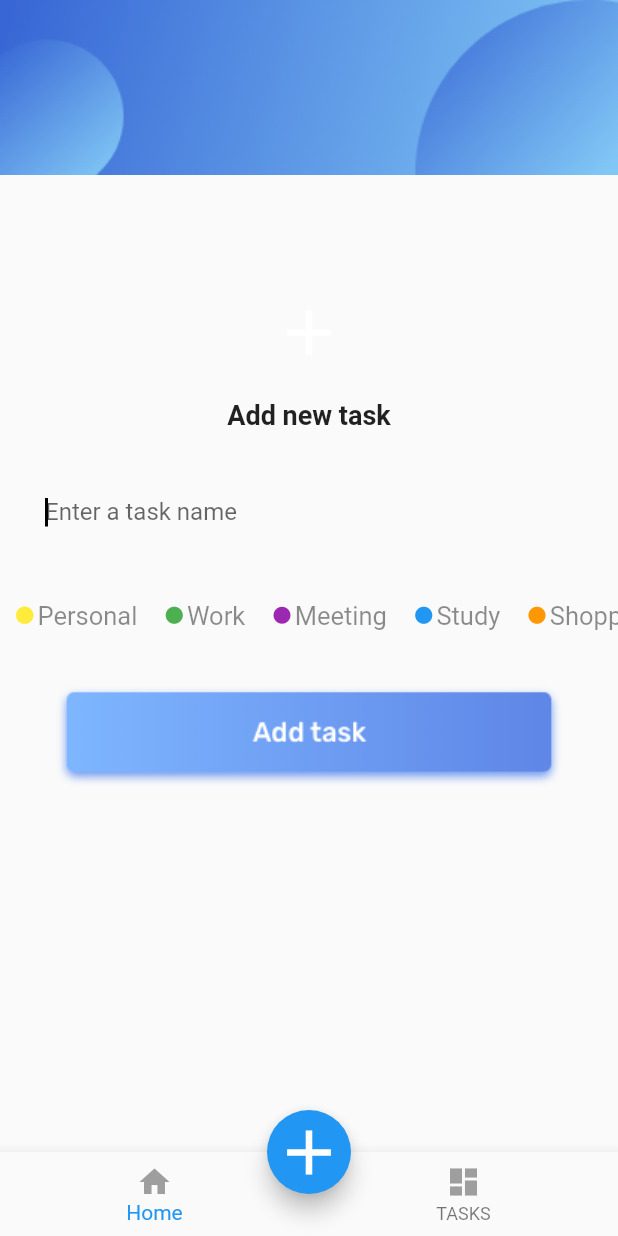
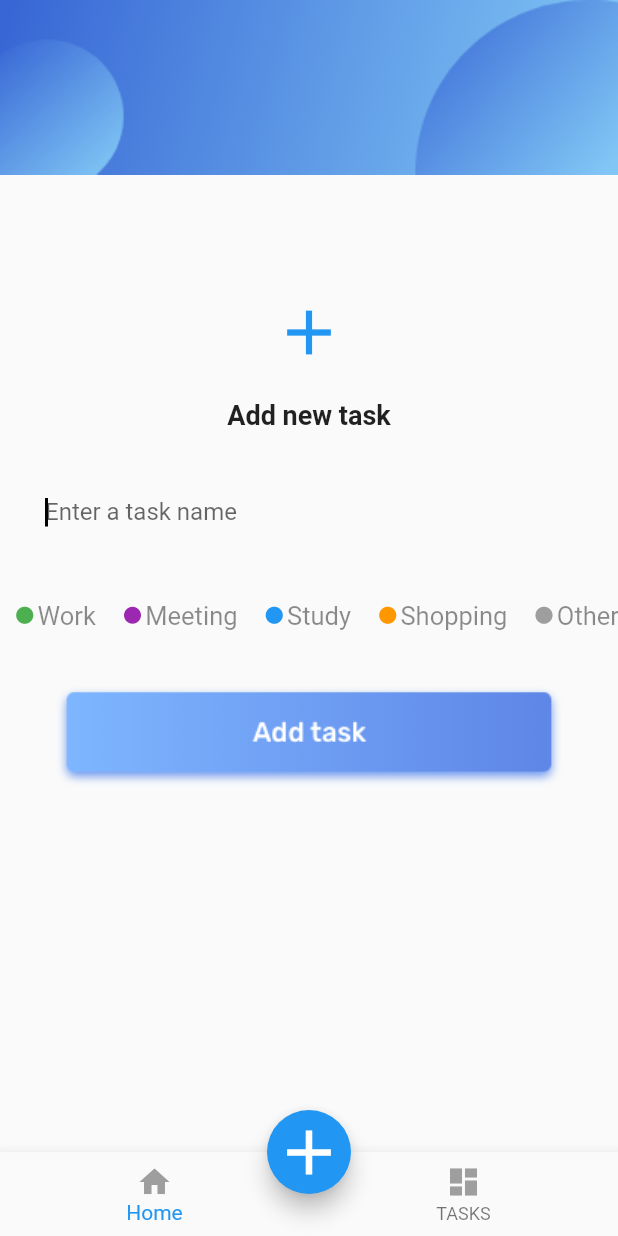
Before and after one commit to MirzayevFarid/DONE., a Flutter app: the homePage screen opened by its route, after a tap on the "add" icon, on a phone screen of 412 x 824 dp. Run offline on Flutter 3.47's test engine with Material 2 defaults, Android fonts, the phone set to English and light mode, and no system bars; our stand-ins replace animated_text_kit, cloud_firestore, firebase_auth, gradient_widgets, modal_progress_hud; missing offline and left inert: date_range_picker; accounts and stored records are empty; statements that could not run were skipped.

Commit message:
Retrieving Data Problem From Firestore Is Solved

```diff
--- a/lib/components/inputField.dart
+++ b/lib/components/inputField.dart
@@ -10,6 +10,7 @@ class inputField extends StatelessWidget {
 
   inputField(this.textInputAction, this.keyboardType, this.hint, this.obscure,
       this.onChanged);
+
   @override
   Widget build(BuildContext context) {
     return TextField(
--- /dev/null
+++ b/lib/components/newCategory.dart
@@ -0,0 +1,41 @@
+import 'package:flutter/material.dart';
+
+class newCategory extends StatelessWidget {
+  String text;
+  Color dotColor;
+  Function onTap;
+
+  newCategory(
+    this.text,
+    this.dotColor,
+    this.onTap,
+  );
+
+  @override
+  Widget build(BuildContext context) {
+    return Padding(
+      padding: const EdgeInsets.all(8.0),
+      child: Container(
+        child: GestureDetector(
+          onTap: onTap,
+          child: Row(
+            children: <Widget>[
+              Icon(
+                Icons.fiber_manual_record,
+                color: dotColor,
+                size: 17,
+              ),
+              Text(
+                text,
+                style: TextStyle(
+                  fontSize: 17,
+                  color: Colors.black45,
+                ),
+              ),
+            ],
+          ),
+        ),
+      ),
+    );
+  }
+}
--- a/lib/homePage.dart
+++ b/lib/homePage.dart
@@ -6,11 +6,12 @@ import 'screens/home.dart';
 
 class homePage extends StatefulWidget {
   static const String id = 'homePage';
+
   @override
-  _homePageState createState() => _homePageState();
+  homePageState createState() => homePageState();
 }
 
-class _homePageState extends State<homePage> {
+class homePageState extends State<homePage> {
   final _auth = FirebaseAuth.instance;
   FirebaseUser loggedInUser;
 
@@ -23,7 +24,7 @@ class _homePageState extends State<homePage> {
   int currentIndex = 0;
   int cIndex = 0;
 
-  void _incrementTab(index) {
+  void incrementTab(index) {
     setState(() {
       currentIndex = index;
       cIndex = index;
@@ -57,7 +58,7 @@ class _homePageState extends State<homePage> {
               title: new Text('TASKS')),
         ],
         onTap: (index) {
-          _incrementTab(index);
+          incrementTab(index);
         },
       ),
       floatingActionButtonLocation: FloatingActionButtonLocation.centerDocked,
--- a/lib/main.dart
+++ b/lib/main.dart
@@ -6,8 +6,12 @@ import 'package:done/homePage.dart';
 import 'screens/splashScreen.dart';
 import 'screens/newTask.dart';
 import 'screens/home.dart';
+import 'package:cloud_firestore/cloud_firestore.dart';
 
-void main() => runApp(MyApp());
+void main() async {
+  Firestore.instance.settings(timestampsInSnapshotsEnabled: true);
+  runApp(MyApp());
+}
 
 class MyApp extends StatelessWidget {
   // This widget is the root of your application.
--- a/lib/screens/home.dart
+++ b/lib/screens/home.dart
@@ -1,6 +1,8 @@
+import 'dart:async';
 import 'package:flutter/material.dart';
 import 'package:cloud_firestore/cloud_firestore.dart';
 import 'package:firebase_auth/firebase_auth.dart';
+import 'dart:io';
 
 class home extends StatefulWidget {
   static const String id = 'home';
@@ -9,15 +11,14 @@ class home extends StatefulWidget {
 }
 
 class _homeState extends State<home> {
-  Future _data;
+  String userUid;
   FirebaseUser loggedInUser;
   final _fireStore = Firestore.instance;
-  String userUid;
 
   final _auth = FirebaseAuth.instance;
   List<Container> messageWidgets = [];
 
-  void getCurrentUser() async {
+  Future getCurrentUser() async {
     final user = await _auth.currentUser();
     if (user != null) {
       loggedInUser = user;
@@ -25,82 +26,65 @@ class _homeState extends State<home> {
     }
   }
 
-  Future getTasks() async {
-    QuerySnapshot qn = await _fireStore
+  getTasks() {
+    return _fireStore
         .document('Userss')
         .collection('$userUid/Tasks')
         .getDocuments();
-    return qn.documents;
   }
+
+  bool boool = false;
+  var tasks;
 
   @override
   void initState() {
-    super.initState();
-    getCurrentUser();
-    build(context);
-  }
+    getCurrentUser().whenComplete(() {
+      getTasks().then((QuerySnapshot docs) {
+        if (docs.documents.isNotEmpty) {
+          setState(() {
+            boool = true;
+            tasks = docs.documents[1].data;
+            for (var taskName in docs.documents) {
+              final taskLabel = taskName.data['Task'];
+              final taskCategory = taskName.data['Category'];
 
-  Container bbuild() {
-    StreamBuilder<QuerySnapshot>(
-        stream: _fireStore
-            .document('Userss')
-            .collection('$userUid/Tasks')
-            .snapshots(),
-        builder: (context, snapshot) {
-          if (snapshot.hasData) {
-            final messages = snapshot.data.documents;
-            for (var message in messages) {
-              final messageText = message.data['Task'];
-              final messageCategory = message.data['Category'];
-
-              //TODO
-              final messageWidget = Container(
+              final messageWidget = new Container(
                 color: Colors.black12,
-                child: Text(messageText),
+                child: Column(
+                  children: <Widget>[
+                    Text(taskLabel),
+                    Text(taskCategory),
+                  ],
+                ),
               );
               messageWidgets.add(messageWidget);
             }
-            return SingleChildScrollView(
-              child: Column(
-                children: messageWidgets,
-              ),
-            );
-          } else {
-            return Column(
-              children: <Widget>[Text('NO DATA')],
-            );
-          }
-        });
+          });
+        }
+      });
+    });
+    super.initState();
   }
 
   @override
   Widget build(BuildContext context) {
-    return Scaffold(
-      body: SafeArea(
-        child: new StreamBuilder<QuerySnapshot>(
-            stream: Firestore.instance
-                .document('Userss')
-                .collection('$userUid/Tasks')
-                .snapshots(),
-            builder:
-                (BuildContext context, AsyncSnapshot<QuerySnapshot> snapshot) {
-              if (!snapshot.hasData) return new Text('Loading...');
-              return new ListView(
-                  children:
-                      snapshot.data.documents.map((DocumentSnapshot document) {
-                return new ListTile(
-                  title: new Text('hi'),
-                  subtitle: new Text(document['Task']),
-                );
-              }).toList());
-            }),
-      ),
-    );
+    return SafeArea(
+        child: Center(
+            child: Column(
+      children: <Widget>[
+        boool
+            ? Column(
+                children: messageWidgets,
+              )
+            : Container(
+                child: Text('Data yoxdur'),
+              ),
+      ],
+    )));
   }
 }
+
 /*
-
-
 
 * Column(
           crossAxisAlignment: CrossAxisAlignment.center,
--- a/lib/screens/newTask.dart
+++ b/lib/screens/newTask.dart
@@ -2,6 +2,8 @@ import 'package:flutter/material.dart';
 import 'package:date_range_picker/date_range_picker.dart' as DateRagePicker;
 import 'package:cloud_firestore/cloud_firestore.dart';
 import 'package:firebase_auth/firebase_auth.dart';
+import 'package:done/components/newCategory.dart';
+import 'package:done/homePage.dart';
 
 class newTask extends StatefulWidget {
   @override
@@ -35,10 +37,8 @@ class _newTaskState extends State<newTask> {
 
   @override
   Widget build(BuildContext context) {
-    String task;
-    String category;
-    String user;
-
+    String task = '';
+    String category = 'Other';
     return Column(
       children: <Widget>[
         Column(
@@ -55,7 +55,7 @@ class _newTaskState extends State<newTask> {
                     SizedBox(height: 80),
                     Icon(
                       Icons.add,
-                      color: Colors.white,
+                      color: Colors.blue,
                       size: 50,
                     ),
                     SizedBox(height: 20),
@@ -90,126 +90,21 @@ class _newTaskState extends State<newTask> {
                         child: ListView(
                           scrollDirection: Axis.horizontal,
                           children: <Widget>[
-                            Padding(
-                              padding: const EdgeInsets.all(8.0),
-                              child: GestureDetector(
-                                onTap: () {
-                                  category = 'Personal';
-                                },
-                                child: Row(
-                                  children: <Widget>[
-                                    Icon(
-                                      Icons.fiber_manual_record,
-                                      color: Colors.yellow,
-                                      size: 17,
-                                    ),
-                                    Text(
-                                      'Personal',
-                                      style: TextStyle(
-                                        fontSize: 17,
-                                        color: Colors.black45,
-                                      ),
-                                    ),
-                                  ],
-                                ),
-                              ),
-                            ),
-                            Padding(
-                              padding: const EdgeInsets.all(8.0),
-                              child: GestureDetector(
-                                onTap: () {
-                                  category = 'work';
-                                },
-                                child: Row(
-                                  children: <Widget>[
-                                    Icon(
-                                      Icons.fiber_manual_record,
-                                      color: Colors.green,
-                                      size: 17,
-                                    ),
-                                    Text(
-                                      'Work',
-                                      style: TextStyle(
-                                        fontSize: 17,
-                                        color: Colors.black45,
-                                      ),
-                                    ),
-                                  ],
-                                ),
-                              ),
-                            ),
-                            Padding(
-                              padding: const EdgeInsets.all(8.0),
-                              child: GestureDetector(
-                                onTap: () {
-                                  category = 'meeting';
-                                },
-                                child: Row(
-                                  children: <Widget>[
-                                    Icon(
-                                      Icons.fiber_manual_record,
-                                      color: Colors.purple,
-                                      size: 17,
-                                    ),
-                                    Text(
-                                      'Meeting',
-                                      style: TextStyle(
-                                        fontSize: 17,
-                                        color: Colors.black45,
-                                      ),
-                                    ),
-                                  ],
-                                ),
-                              ),
-                            ),
-                            Padding(
-                              padding: const EdgeInsets.all(8.0),
-                              child: GestureDetector(
-                                onTap: () {
-                                  category = 'study';
-                                },
-                                child: Row(
-                                  children: <Widget>[
-                                    Icon(
-                                      Icons.fiber_manual_record,
-                                      color: Colors.blue,
-                                      size: 17,
-                                    ),
-                                    Text(
-                                      'Study',
-                                      style: TextStyle(
-                                        fontSize: 17,
-                                        color: Colors.black45,
-                                      ),
-                                    ),
-                                  ],
-                                ),
-                              ),
-                            ),
-                            Padding(
-                              padding: const EdgeInsets.all(8.0),
-                              child: GestureDetector(
-                                onTap: () {
-                                  category = 'shopping';
-                                },
-                                child: Row(
-                                  children: <Widget>[
-                                    Icon(
-                                      Icons.fiber_manual_record,
-                                      color: Colors.orange,
-                                      size: 17,
-                                    ),
-                                    Text(
-                                      'Shopping',
-                                      style: TextStyle(
-                                        fontSize: 17,
-                                        color: Colors.black45,
-                                      ),
-                                    ),
-                                  ],
-                                ),
-                              ),
-                            ),
+                            newCategory('Work', Colors.green, () {
+                              category = 'work';
+                            }),
+                            newCategory('Meeting', Colors.purple, () {
+                              category = 'meeting';
+                            }),
+                            newCategory('Study', Colors.blue, () {
+                              category = 'study';
+                            }),
+                            newCategory('Shopping', Colors.orange, () {
+                              category = 'shopping';
+                            }),
+                            newCategory('Other', Colors.grey, () {
+                              category = 'other';
+                            }),
                           ],
                         ),
                       ),
@@ -223,6 +118,10 @@ class _newTaskState extends State<newTask> {
                           'Task': task,
                         });
                         print('added');
+                        final snackBar =
+                            SnackBar(content: Text("Task Added Succesfully"));
+
+                        Scaffold.of(context).showSnackBar(snackBar);
                       },
                       child: Image.asset('images/addTaskButton.png'),
                     )
```
